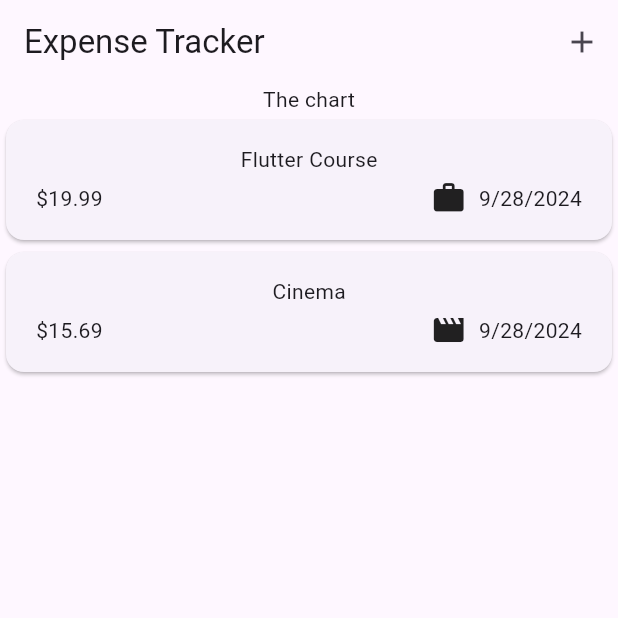
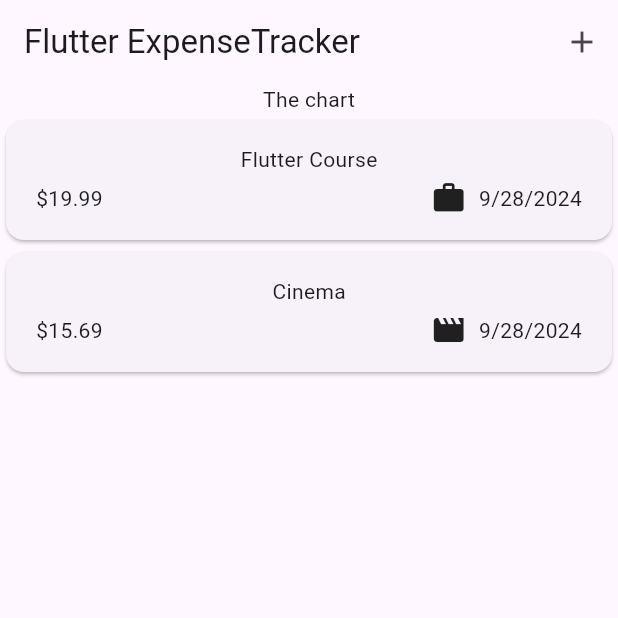
Before and after one commit to krtcrvy/expense_tracker_app, a Flutter app: the screen it shows after launch, on a phone screen of 412 x 824 dp, the top half of it. Run offline on Flutter 3.47's test engine with Material 3 defaults, Android fonts, the phone set to English and light mode, and no system bars.

Commit message:
Refactor widget imports and add expense registration functionality

```diff
--- a/lib/widgets/expenses.dart
+++ b/lib/widgets/expenses.dart
@@ -1,5 +1,6 @@
+import 'package:flutter/material.dart';
+
 import 'package:expense_tracker_app/widgets/new_expense.dart';
-import 'package:flutter/material.dart';
 import 'package:expense_tracker_app/widgets/expenses_list/expense_list.dart';
 import 'package:expense_tracker_app/models/expense.dart';
 
@@ -7,7 +8,9 @@ class Expenses extends StatefulWidget {
   const Expenses({super.key});
 
   @override
-  State<Expenses> createState() => _ExpensesState();
+  State<Expenses> createState() {
+    return _ExpensesState();
+  }
 }
 
 class _ExpensesState extends State<Expenses> {
@@ -23,21 +26,27 @@ class _ExpensesState extends State<Expenses> {
       amount: 15.69,
       date: DateTime.now(),
       category: Category.leisure,
-    )
+    ),
   ];
 
   void _openAddExpenseOverlay() {
     showModalBottomSheet(
       context: context,
-      builder: (context) => const NewExpense(),
+      builder: (ctx) => NewExpense(onAddExpense: _addExpense),
     );
+  }
+
+  void _addExpense(Expense expense) {
+    setState(() {
+      _registeredExpenses.add(expense);
+    });
   }
 
   @override
   Widget build(BuildContext context) {
     return Scaffold(
       appBar: AppBar(
-        title: const Text('Expense Tracker'),
+        title: const Text('Flutter ExpenseTracker'),
         actions: [
           IconButton(
             onPressed: _openAddExpenseOverlay,
@@ -45,10 +54,14 @@ class _ExpensesState extends State<Expenses> {
           ),
         ],
       ),
-      body: Column(children: [
-        const Text("The chart"),
-        Expanded(child: ExpensesList(expenses: _registeredExpenses)),
-      ]),
+      body: Column(
+        children: [
+          const Text('The chart'),
+          Expanded(
+            child: ExpensesList(expenses: _registeredExpenses),
+          ),
+        ],
+      ),
     );
   }
 }
--- a/lib/widgets/expenses_list/expense_item.dart
+++ b/lib/widgets/expenses_list/expense_item.dart
@@ -3,7 +3,7 @@ import 'package:flutter/material.dart';
 import 'package:expense_tracker_app/models/expense.dart';
 
 class ExpenseItem extends StatelessWidget {
-  const ExpenseItem({super.key, required this.expense});
+  const ExpenseItem(this.expense, {super.key});
 
   final Expense expense;
 
@@ -18,9 +18,7 @@ class ExpenseItem extends StatelessWidget {
         child: Column(
           children: [
             Text(expense.title),
-            const SizedBox(
-              height: 4,
-            ),
+            const SizedBox(height: 4),
             Row(
               children: [
                 Text('\$${expense.amount.toStringAsFixed(2)}'),
@@ -28,14 +26,12 @@ class ExpenseItem extends StatelessWidget {
                 Row(
                   children: [
                     Icon(categoryIcons[expense.category]),
-                    const SizedBox(
-                      width: 8,
-                    ),
+                    const SizedBox(width: 8),
                     Text(expense.formattedDate),
                   ],
-                )
+                ),
               ],
-            )
+            ),
           ],
         ),
       ),
--- a/lib/widgets/expenses_list/expense_list.dart
+++ b/lib/widgets/expenses_list/expense_list.dart
@@ -4,7 +4,10 @@ import 'package:expense_tracker_app/widgets/expenses_list/expense_item.dart';
 import 'package:expense_tracker_app/models/expense.dart';
 
 class ExpensesList extends StatelessWidget {
-  const ExpensesList({super.key, required this.expenses});
+  const ExpensesList({
+    super.key,
+    required this.expenses,
+  });
 
   final List<Expense> expenses;
 
@@ -12,7 +15,7 @@ class ExpensesList extends StatelessWidget {
   Widget build(BuildContext context) {
     return ListView.builder(
       itemCount: expenses.length,
-      itemBuilder: (context, index) => ExpenseItem(expense: expenses[index]),
+      itemBuilder: (ctx, index) => ExpenseItem(expenses[index]),
     );
   }
 }
```
Also changed, not shown: lib/widgets/new_expense.dart (+58 -22 lines).
